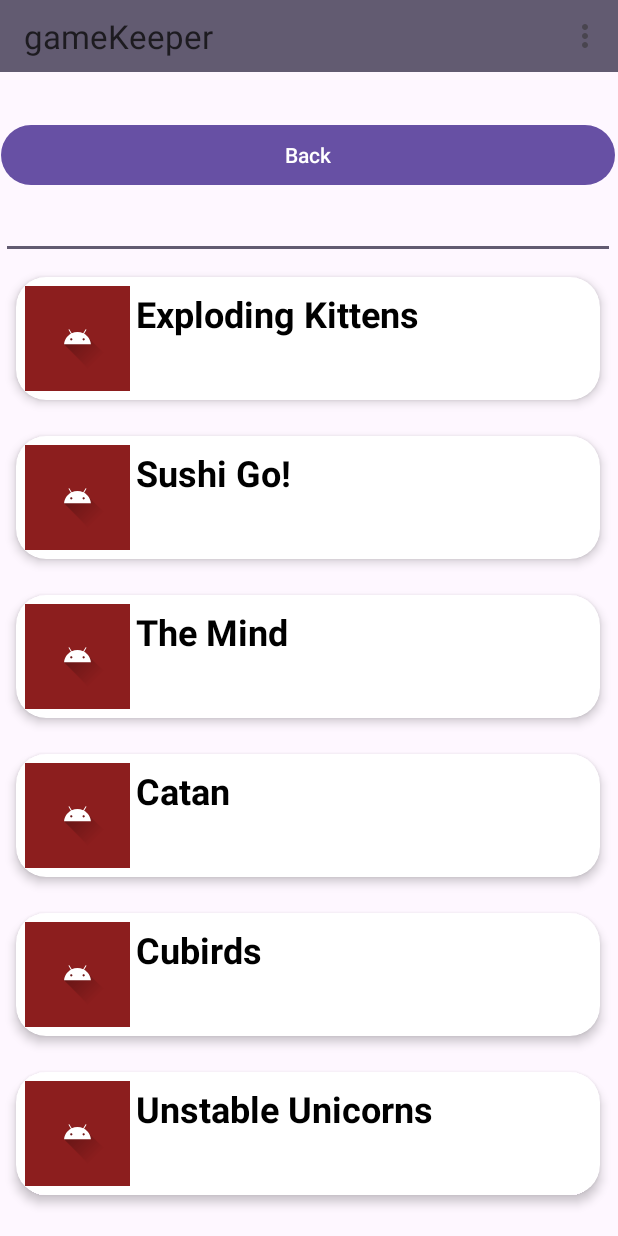
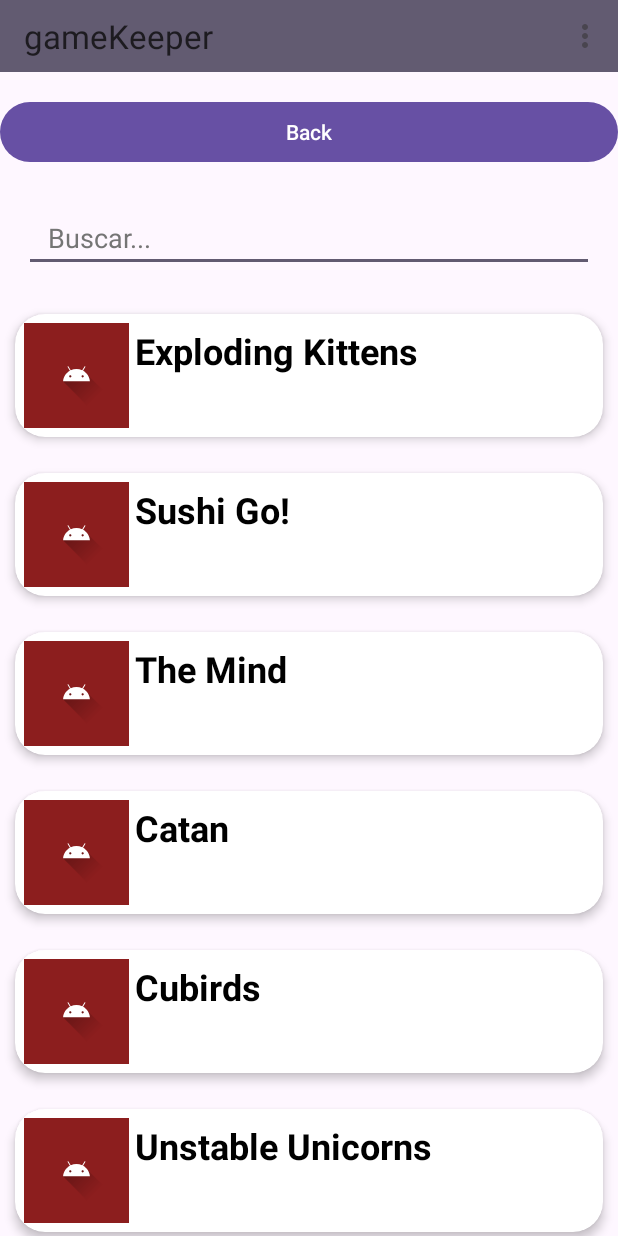
Before and after one commit to nestor115/gameKeeper, an Android app: the SearchActivity screen opened directly, with no data from a screen before it, on a phone screen of 412 x 824 dp. Run offline under Robolectric (Android 15) with nearby library versions, the light colour scheme and no system bars.

Commit message:
recyclerView changes and fragment changes

```diff
--- a/app/src/main/java/com/example/gamekeeper/activities/SearchActivity.java
+++ b/app/src/main/java/com/example/gamekeeper/activities/SearchActivity.java
@@ -13,17 +13,17 @@
 import androidx.appcompat.app.AppCompatActivity;
 import androidx.recyclerview.widget.LinearLayoutManager;
 import androidx.recyclerview.widget.RecyclerView;
+import androidx.fragment.app.FragmentTransaction;
 
 import com.example.gamekeeper.R;
 import com.example.gamekeeper.adapters.ListAdapter;
+import com.example.gamekeeper.fragments.SearchBarFragment;
 import com.example.gamekeeper.helpers.DatabaseHelper;
 
 import java.util.ArrayList;
 import java.util.List;
 
-public class SearchActivity extends BaseActivity {
-    private DatabaseHelper dB;
-    private EditText editTextSearch;
+public class SearchActivity extends BaseActivity implements SearchBarFragment.OnSearchListener {
     private RecyclerView recyclerViewSearchResults;
     private ListAdapter listAdapter;
     private List<ListElement> searchResults;
@@ -33,15 +33,10 @@
         super.onCreate(savedInstanceState);
         setContentView(R.layout.activity_search);
 
-
-        Button btnBack = findViewById(R.id.btn_Back);
-
-        dB = new DatabaseHelper(this);
-        editTextSearch = findViewById(R.id.et_BoardgamesSearch);
-        recyclerViewSearchResults = findViewById(R.id.listRecyclerView);
-
         searchResults = new ArrayList<>();
         listAdapter = new ListAdapter(searchResults, this);
+
+        recyclerViewSearchResults = findViewById(R.id.listRecyclerView);
         recyclerViewSearchResults.setLayoutManager(new LinearLayoutManager(this));
         recyclerViewSearchResults.setAdapter(listAdapter);
 
@@ -49,72 +44,22 @@
             @Override
             public void onItemClick(int position) {
                 Intent intent = new Intent(SearchActivity.this, DetailActivity.class);
-
                 intent.putExtra(DetailActivity.BOARDGAME_ID, searchResults.get(position).getId());
                 intent.putExtra(DetailActivity.NAME_VIEW, "SEARCH");
                 startActivity(intent);
             }
         });
 
-        editTextSearch.addTextChangedListener(new TextWatcher() {
-            @Override
-            public void beforeTextChanged(CharSequence s, int start, int count, int after) {
-
-            }
-
-            @Override
-            public void onTextChanged(CharSequence s, int start, int before, int count) {
-                performSearch(s.toString());
-            }
-
-            @Override
-            public void afterTextChanged(Editable s) {
-
-            }
-        });
-
-        performSearch("");
-        btnBack.setOnClickListener(new View.OnClickListener() {
-            @Override
-            public void onClick(View v) {
-
-                Intent intent = new Intent(SearchActivity.this, HomeActivity.class);
-                startActivity(intent);
-                finish();
-            }
-        });
+        FragmentTransaction transaction = getSupportFragmentManager().beginTransaction();
+        transaction.replace(R.id.fragment_container, SearchBarFragment.newInstance());
+        transaction.commit();
     }
 
-    private void performSearch(String query) {
-        Cursor cursor;
 
-
-        if (query.isEmpty()) {
-            cursor = dB.getAllBoardgames();
-        } else {
-            cursor = dB.searchBoardgamesByName(query);
-        }
-
+    @Override
+    public void onSearchResults(List<ListElement> results) {
         searchResults.clear();
-
-        if (cursor != null) {
-            if (cursor.moveToFirst()) {
-                do {
-                    int columnIndexName = cursor.getColumnIndex(DatabaseHelper.COLUMN_BOARDGAME_NAME);
-                    int columnIndexId = cursor.getColumnIndex(DatabaseHelper.COLUMN_BOARDGAME_ID);
-
-                    if (columnIndexName != -1 && columnIndexId != -1) {
-                        String name = cursor.getString(columnIndexName);
-                        int id = cursor.getInt(columnIndexId);
-                        ListElement element = new ListElement(name, id);
-                        searchResults.add(element);
-                    } else {
-                        Log.e("SEARCH_ACTIVITY", "Columnas no encontradas");
-                    }
-                } while (cursor.moveToNext());
-            }
-            cursor.close();
-        }
+        searchResults.addAll(results);
         listAdapter.notifyDataSetChanged();
     }
 }
--- /dev/null
+++ b/app/src/main/java/com/example/gamekeeper/fragments/SearchBarFragment.java
@@ -0,0 +1,122 @@
+package com.example.gamekeeper.fragments;
+
+import android.content.Context;
+import android.database.Cursor;
+import android.os.Bundle;
+import android.text.Editable;
+import android.text.TextWatcher;
+import android.util.Log;
+import android.view.LayoutInflater;
+import android.view.View;
+import android.view.ViewGroup;
+import android.widget.EditText;
+
+import androidx.annotation.NonNull;
+import androidx.annotation.Nullable;
+import androidx.fragment.app.Fragment;
+
+import com.example.gamekeeper.R;
+import com.example.gamekeeper.activities.ListElement;
+import com.example.gamekeeper.helpers.DatabaseHelper;
+
+import java.util.ArrayList;
+import java.util.List;
+
+public class SearchBarFragment extends Fragment {
+    private DatabaseHelper dB;
+    private EditText editTextSearch;
+    private OnSearchListener searchListener;
+
+    public interface OnSearchListener {
+        void onSearchResults(List<ListElement> results); // Añadir este método
+    }
+
+    public SearchBarFragment() {
+        // Constructor vacío requerido
+    }
+
+    public static SearchBarFragment newInstance() {
+        return new SearchBarFragment();
+    }
+
+    @Override
+    public void onAttach(@NonNull Context context) {
+        super.onAttach(context);
+        dB = new DatabaseHelper(context);
+
+        try {
+            searchListener = (OnSearchListener) context;
+        } catch (ClassCastException e) {
+            throw new ClassCastException(context.toString() + " debe implementar OnSearchListener");
+        }
+    }
+
+    @Nullable
+    @Override
+    public View onCreateView(@NonNull LayoutInflater inflater, @Nullable ViewGroup container, @Nullable Bundle savedInstanceState) {
+        View view = inflater.inflate(R.layout.fragment_search_bar, container, false);
+
+        editTextSearch = view.findViewById(R.id.et_Search);
+
+        editTextSearch.addTextChangedListener(new TextWatcher() {
+            @Override
+            public void beforeTextChanged(CharSequence s, int start, int count, int after) {
+            }
+
+            @Override
+            public void onTextChanged(CharSequence s, int start, int before, int count) {
+                performSearch(s.toString());
+            }
+
+            @Override
+            public void afterTextChanged(Editable s) {
+            }
+        });
+
+        performSearch("");
+
+        return view;
+    }
+
+    private void performSearch(String query) {
+        Cursor cursor;
+
+        if (query.isEmpty()) {
+            cursor = dB.getAllBoardgames();
+        } else {
+            cursor = dB.searchBoardgamesByName(query);
+        }
+
+        List<ListElement> searchResults = new ArrayList<>();
+
+        if (cursor != null) {
+            if (cursor.moveToFirst()) {
+                do {
+                    int columnIndexName = cursor.getColumnIndex(DatabaseHelper.COLUMN_BOARDGAME_NAME);
+                    int columnIndexId = cursor.getColumnIndex(DatabaseHelper.COLUMN_BOARDGAME_ID);
+
+                    if (columnIndexName != -1 && columnIndexId != -1) {
+                        String name = cursor.getString(columnIndexName);
+                        int id = cursor.getInt(columnIndexId);
+                        ListElement element = new ListElement(name, id);
+                        searchResults.add(element);
+                    } else {
+                        Log.e("SEARCH_BAR_FRAGMENT", "Columnas no encontradas");
+                    }
+                } while (cursor.moveToNext());
+            }
+            cursor.close();
+        }
+
+        // Notificar a la actividad con los resultados
+        if (searchListener != null) {
+            searchListener.onSearchResults(searchResults); // Llamar al método correcto
+        }
+
+
+        // Notificar a la actividad con los resultados
+        if (searchListener != null) {
+            searchListener.onSearchResults(searchResults);
+        }
+    }
+}
--- a/app/src/main/java/com/example/gamekeeper/models/BoardGame.java
+++ b/app/src/main/java/com/example/gamekeeper/models/Boardgame.java
@@ -1,6 +1,6 @@
 package com.example.gamekeeper.models;
 
-public class BoardGame {
+public class Boardgame {
     private int id;
     private String name;
     private byte[] photo;
@@ -10,8 +10,9 @@
     private String time;
     private String genre;
 
+
     // Constructor
-    public BoardGame(int id, String name, byte[] photo, String description, int yearPublished, String numberOfPlayers, String time, String genre) {
+    public Boardgame(int id, String name, byte[] photo, String description, int yearPublished, String numberOfPlayers, String time, String genre) {
         this.id = id;
         this.name = name;
         this.photo = photo;
--- a/app/src/main/res/layout/activity_home.xml
+++ b/app/src/main/res/layout/activity_home.xml
@@ -19,6 +19,11 @@
             android:layout_height="wrap_content"
             android:text="Aplicacion"
             android:textSize="24sp" />
+        <FrameLayout
+            android:id="@+id/fragment_container"
+            android:layout_width="match_parent"
+            android:layout_height="wrap_content"
+            android:layout_marginBottom="8dp" />
 
         <Button
             android:id="@+id/buttonGoSearch"
--- a/app/src/main/res/layout/activity_search.xml
+++ b/app/src/main/res/layout/activity_search.xml
@@ -7,42 +7,30 @@
     android:layout_height="match_parent"
     tools:context=".activities.SearchActivity">
 
-    <LinearLayout
-        android:layout_width="409dp"
-        android:layout_height="729dp"
-        android:layout_marginTop="1dp"
-        android:layout_marginEnd="1dp"
-        android:layout_marginBottom="1dp"
-        android:orientation="vertical"
-        app:layout_constraintBottom_toBottomOf="parent"
-        app:layout_constraintEnd_toEndOf="parent"
-        app:layout_constraintStart_toStartOf="parent"
-        app:layout_constraintTop_toTopOf="parent">
-
     <Button
         android:id="@+id/btn_Back"
         android:layout_width="match_parent"
         android:layout_height="wrap_content"
-            android:text="Back" />
+        android:text="Back"
+        app:layout_constraintTop_toTopOf="parent"
+        app:layout_constraintStart_toStartOf="parent"
+        app:layout_constraintEnd_toEndOf="parent" />
 
-        <EditText
-            android:id="@+id/et_BoardgamesSearch"
+    <FrameLayout
+        android:id="@+id/fragment_container"
         android:layout_width="match_parent"
         android:layout_height="wrap_content"
-            android:ems="10"
-            android:inputType="text"
-            android:text="" />
+        app:layout_constraintTop_toBottomOf="@id/btn_Back"
+        app:layout_constraintStart_toStartOf="parent"
+        app:layout_constraintEnd_toEndOf="parent" />
 
     <androidx.recyclerview.widget.RecyclerView
         android:id="@+id/listRecyclerView"
         android:layout_width="match_parent"
-            android:layout_height="match_parent"
-            app:layoutManager="androidx.recyclerview.widget.LinearLayoutManager" />
-
-        <Button
-            android:id="@+id/button"
-            android:layout_width="match_parent"
-            android:layout_height="1dp"
-            android:text="Button" />
-    </LinearLayout>
+        android:layout_height="0dp"
+        app:layoutManager="androidx.recyclerview.widget.LinearLayoutManager"
+        app:layout_constraintTop_toBottomOf="@id/fragment_container"
+        app:layout_constraintBottom_toBottomOf="parent"
+        app:layout_constraintStart_toStartOf="parent"
+        app:layout_constraintEnd_toEndOf="parent" />
 </androidx.constraintlayout.widget.ConstraintLayout>
--- /dev/null
+++ b/app/src/main/res/layout/fragment_search_bar.xml
@@ -0,0 +1,16 @@
+<?xml version="1.0" encoding="utf-8"?>
+<RelativeLayout xmlns:android="http://schemas.android.com/apk/res/android"
+    android:layout_width="match_parent"
+    android:layout_height="wrap_content"
+    android:padding="16dp">
+
+    <EditText
+        android:id="@+id/et_Search"
+        android:layout_width="match_parent"
+        android:layout_height="wrap_content"
+        android:hint="Buscar..."
+        android:layout_marginTop="8dp"
+        android:paddingStart="16dp"
+        android:paddingEnd="16dp"
+        android:textColorHint="#757575" />
+</RelativeLayout>
--- a/app/src/main/res/values/strings.xml
+++ b/app/src/main/res/values/strings.xml
@@ -42,4 +42,6 @@
         libero vel nunc consequat, quis tincidunt nisl eleifend. Cras bibendum enim a justo luctus
         vestibulum. Fusce dictum libero quis erat maximus, vitae volutpat diam dignissim.
     </string>
+    <!-- TODO: Remove or change this placeholder text -->
+    <string name="hello_blank_fragment">Hello blank fragment</string>
 </resources>
```
Also changed, not shown: app/src/main/java/com/example/gamekeeper/TestList/BoardgameViewHolder.java (added, +23 -0 lines), app/src/main/java/com/example/gamekeeper/TestList/ListType.java (added, +7 -0 lines), app/src/main/java/com/example/gamekeeper/TestList/RecyclerAdapter.java (added, +91 -0 lines), app/src/main/java/com/example/gamekeeper/activities/HomeActivity.java (+16 -8 lines), app/src/main/java/com/example/gamekeeper/adapters/BoardGameAdapter.java (deleted, +0 -108 lines), app/src/main/java/com/example/gamekeeper/adapters/ListAdapterHome.java (added, +89 -0 lines), app/src/main/java/com/example/gamekeeper/helpers/DatabaseHelper.java (+10 -18 lines), app/src/main/res/layout/activity_item_boardgame.xml (+29 -17 lines). Lines whose indentation alone changed are shown as unchanged.
